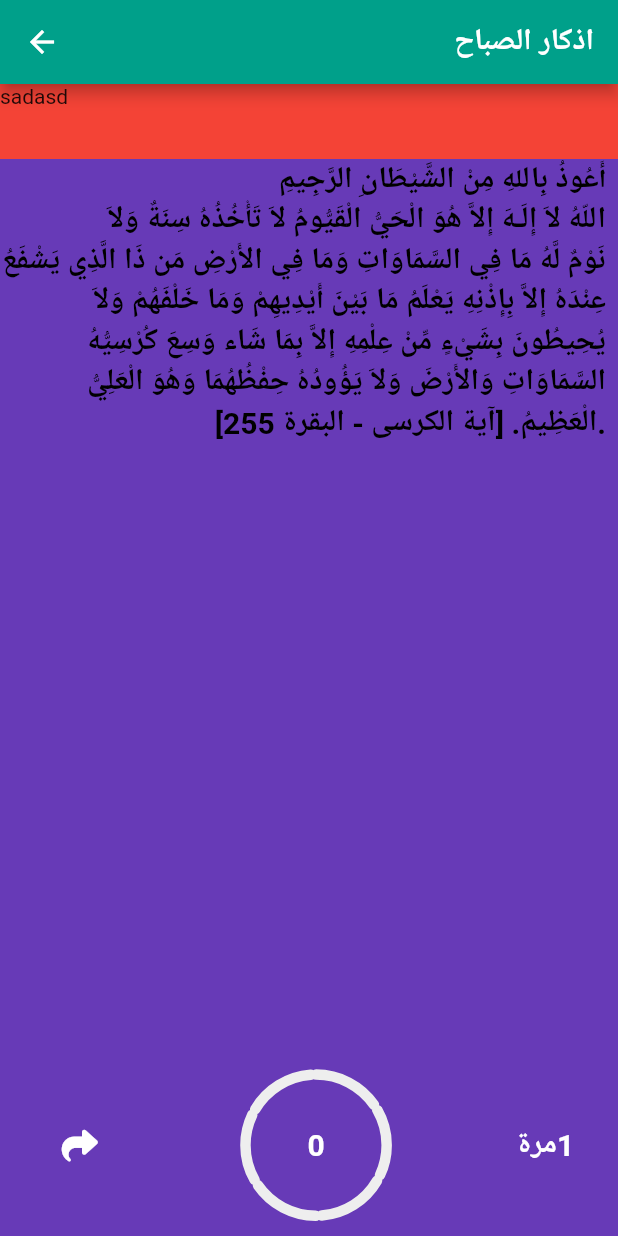
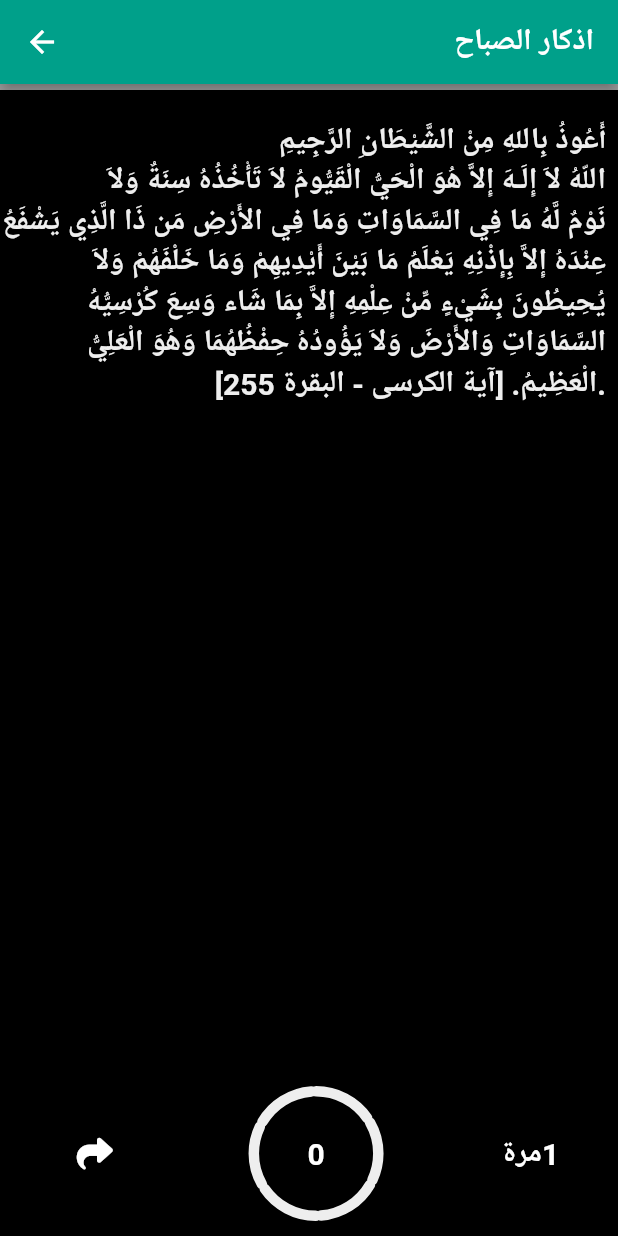
Before and after one commit to hazzemSaid/quran_app, a Flutter app: the AzkarMorningPage screen opened directly, on a phone screen of 412 x 824 dp. Run offline on Flutter 3.47's test engine with Material 3 defaults, Android fonts, the phone set to English and light mode, and no system bars; drawn by our look-alikes of dashed_circular_progress_bar; our stand-ins replace font_awesome_flutter, go_router, google_fonts, lottie; missing offline and left inert: keyboard_avoider, quran_library; Roboto replaces fonts that are missing (Cairo).

Commit message:
Add Azkar finalization widget with animation and update assets

```diff
--- a/lib/features/azkar/presentation/screen/morning_z.dart
+++ b/lib/features/azkar/presentation/screen/morning_z.dart
@@ -1,14 +1,17 @@
 import 'package:dashed_circular_progress_bar/dashed_circular_progress_bar.dart';
 import 'package:flutter/material.dart';
 import 'package:font_awesome_flutter/font_awesome_flutter.dart';
-import 'package:quran_app/features/azkar/presentation/data/collaction/data_z.dart';
-import 'package:quran_app/features/azkar/presentation/data/model/azkarmodel.dart';
+import 'package:quran_app/features/azkar/data/collaction/data_z.dart';
+import 'package:quran_app/features/azkar/data/model/azkarmodel.dart';
 import 'package:quran_app/util/Appconstrains.dart';
 
+import '../widget/AzkarFinalizationWidget.dart';
+
 class AzkarMorningPage extends StatelessWidget {
-  AzkarMorningPage({super.key});
-  List<Azkarmodel> items =
-      DataZ().data.map((e) => Azkarmodel.fromJson(e)).toList();
+  final List<Azkarmodel> items;
+
+  AzkarMorningPage({super.key})
+      : items = DataZ().data.map((e) => Azkarmodel.fromJson(e)).toList();
 
   @override
   Widget build(BuildContext context) {
@@ -23,97 +26,143 @@ class AzkarMorningPage extends StatelessWidget {
               fontSize: 20,
               color: Colors.white,
             ),
-              )),
+          ),
+        ),
       ),
       body: Column(
         children: [
-            Container(
-              height: 50,
-              width: double.infinity,
-              color: Colors.red,
-              child: Text("sadasd"),
+          Expanded(
+            flex: 200,
+            child: ZakarItemDisplay(items: items),
           ),
-            Expanded(child: zakarItemDisplay(items: items))
         ],
-        ));
+      ),
+    );
   }
 }
 
-class zakarItemDisplay extends StatefulWidget {
-  zakarItemDisplay({
+class AzkarProgressTracker extends StatelessWidget {
+  const AzkarProgressTracker({
     super.key,
-    required this.items,
+    required this.indx,
+    required this.maxsteps,
   });
 
+  final int maxsteps;
+  final int indx;
+
+  @override
+  Widget build(BuildContext context) {
+    return LinearProgressIndicator(
+      value: indx / maxsteps,
+      backgroundColor: Colors.grey,
+      valueColor: AlwaysStoppedAnimation<Color>(Colors.red),
+    );
+  }
+}
+
+class ZakarItemDisplay extends StatefulWidget {
   final List<Azkarmodel> items;
+
+  ZakarItemDisplay({super.key, required this.items});
+
+  @override
+  State<ZakarItemDisplay> createState() => _ZakarItemDisplayState();
+}
+
+class _ZakarItemDisplayState extends State<ZakarItemDisplay> {
+  late ValueNotifier<double> progress;
   int indx = 0;
 
   @override
-  State<zakarItemDisplay> createState() => _zakarItemDisplayState();
-}
-
-class _zakarItemDisplayState extends State<zakarItemDisplay> {
-  late ValueNotifier<double>? progress;
-  @override
   void initState() {
-    // TODO: implement initState
     super.initState();
     progress = ValueNotifier<double>(0);
-    progress?.addListener(() {
-      print(progress?.value);
-      if (progress?.value == widget.items[widget.indx].count * 1.0) {
-        widget.indx++;
-        progress?.value = 0;
-        if (widget.indx == widget.items.length) {
-          widget.indx = 0;
-          // navigration to success page to finish the azkar
+    progress.addListener(() {
+      if (progress.value == widget.items[indx].count * 1.0) {
+        setState(() {
+          indx++;
+          progress.value = 0;
+          if (indx == widget.items.length) {
+            indx = 0;
+            WidgetsBinding.instance.addPostFrameCallback((_) {
+              Navigator.of(context).push(
+                MaterialPageRoute(
+                  builder: (context) => AzkarFinalizationWidget(),
+                ),
+              );
+            });
           }
+        });
       }
     });
   }
 
   @override
+  void dispose() {
+    progress.dispose();
+    super.dispose();
+  }
+
+  @override
   Widget build(BuildContext context) {
-    return GestureDetector(
+    return InkWell(
       onTap: () {
-        setState(() {
-          progress?.value = (progress!.value + 1);
-        });
+        progress.value += 1;
       },
+      child: Column(
+        children: [
+          AzkarProgressTracker(
+            indx: indx,
+            maxsteps: widget.items.length,
+          ),
+          Expanded(
+            flex: 200,
             child: Container(
-        color: Colors.deepPurple,
+              color: Colors.black,
+              padding: EdgeInsets.only(
+                top: 10,
+                bottom: 10,
+              ),
               child: Column(
                 crossAxisAlignment: CrossAxisAlignment.end,
+                mainAxisAlignment: MainAxisAlignment.spaceBetween,
                 children: [
-            Expanded(
-              flex: 6,
-              child: Padding(
-                padding: const EdgeInsets.only(right: 8.0),
+                  Padding(
+                    padding: const EdgeInsets.only(
+                      right: 8.0,
+                      top: 10,
+                    ),
                     child: Text(
+                      widget.items[indx].text,
                       textAlign: TextAlign.right,
-                  widget.items[widget.indx].text,
                       style: Appconstrains.cairo_bold.copyWith(
                         fontSize: 20,
+                        color: Color(0xffeeeeee),
                       ),
                     ),
                   ),
-            ),
-            Expanded(
-              flex: 1,
-              child: Row(
+                  SizedBox(height: 10),
+                  Row(
                     mainAxisAlignment: MainAxisAlignment.spaceAround,
                     children: [
                       IconButton(
-                      onPressed: () {},
+                        onPressed: () {
+                          // Handle share logic
+                        },
                         icon: Icon(
                           FontAwesomeIcons.share,
                           color: Colors.white,
-                      )),
-                  DashedCircularProgressBar.square(
-                    dimensions: 150,
-                    progress: progress!.value,
+                        ),
+                      ),
+                      ValueListenableBuilder<double>(
+                        valueListenable: progress,
+                        builder: (context, value, child) {
+                          return DashedCircularProgressBar.square(
+                            dimensions: 90,
+                            progress: value,
                             valueNotifier: progress,
-                    maxProgress: widget.items[widget.indx].count * 1.0,
+                            maxProgress: widget.items[indx].count * 1.0,
                             foregroundColor: Colors.green,
                             backgroundColor: const Color(0xffeeeeee),
                             foregroundStrokeWidth: 7,
@@ -122,28 +171,32 @@ class _zakarItemDisplayState extends State<zakarItemDisplay> {
                             foregroundDashSize: 55,
                             backgroundGapSize: 5,
                             backgroundDashSize: 55,
-                    animation: true,
-                    animationDuration: Duration(milliseconds: 0),
+                            animation:
+                                false, // Disable animation for performance
                             child: Center(
                               child: Text(
-                        "${progress!.value.toInt()}",
+                                "${value.toInt()}",
                                 style: Appconstrains.cairo_bold.copyWith(
                                   fontSize: 20,
                                   color: Colors.white,
                                 ),
                               ),
                             ),
+                          );
+                        },
                       ),
                       Row(
                         mainAxisAlignment: MainAxisAlignment.center,
                         children: [
-                      Text("مرة",
+                          Text(
+                            "مرة",
                             style: Appconstrains.cairo_bold.copyWith(
                               fontSize: 20,
                               color: Colors.white,
-                          )),
+                            ),
+                          ),
                           Text(
-                        "${widget.items[widget.indx].count}",
+                            "${widget.items[indx].count}",
                             style: Appconstrains.cairo_bold.copyWith(
                               fontSize: 20,
                               color: Colors.white,
@@ -153,12 +206,11 @@ class _zakarItemDisplayState extends State<zakarItemDisplay> {
                       ),
                     ],
                   ),
-            ),
-            SizedBox(
-              height: 10,
-            )
                 ],
               ),
+            ),
+          ),
+        ],
       ),
     );
   }
--- a/lib/util/Appconstrains.dart
+++ b/lib/util/Appconstrains.dart
@@ -45,4 +45,6 @@ class Appconstrains {
     fontWeight: FontWeight.w300,
     color: Colors.black,
   );
+
+  static var therd;
 }
--- a/lib/util/constants/assets.dart
+++ b/lib/util/constants/assets.dart
@@ -56,4 +56,5 @@ class MyAssets {
   static const String shalat = "assets/images/shalat_z.png";
   static const String weakup = 'assets/images/wake-up.png';
   static const String sleep = 'assets/images/sleeping.png';
+  static const String end_azkar_animation_file = "assets/animation/end_z.json";
 }
--- a/pubspec.yaml
+++ b/pubspec.yaml
@@ -38,6 +38,8 @@ dependencies:
   go_router: ^14.7.1
   google_fonts: ^6.2.1
   keyboard_avoider: ^0.2.0
+  linear_progress_bar: ^1.1.3
+  lottie: ^3.3.1
   quran_library: ^0.1.1
 dev_dependencies:
   flutter_lints: ^5.0.0
@@ -56,6 +58,7 @@ flutter:
   # To add assets to your application, add an assets section, like this:
   assets:
     - assets/images/
+    - assets/animation/
   # An image asset can refer to one or more resolution-specific "variants", see
   # https://flutter.dev/to/resolution-aware-images
   # For details regarding adding assets from package dependencies, see
```
Also changed, not shown: assets/animation/end_z.json (added, +1 -0 lines), lib/features/azkar/presentation/widget/AzkarFinalizationWidget.dart (added, +54 -0 lines), lib/features/azkar/data/collaction/data_z.dart (renamed from lib/features/azkar/presentation/data/collaction/data_z.dart), lib/features/azkar/data/model/azkarmodel.dart (renamed from lib/features/azkar/presentation/data/model/azkarmodel.dart), pubspec.lock. Lines whose indentation alone changed are shown as unchanged.
